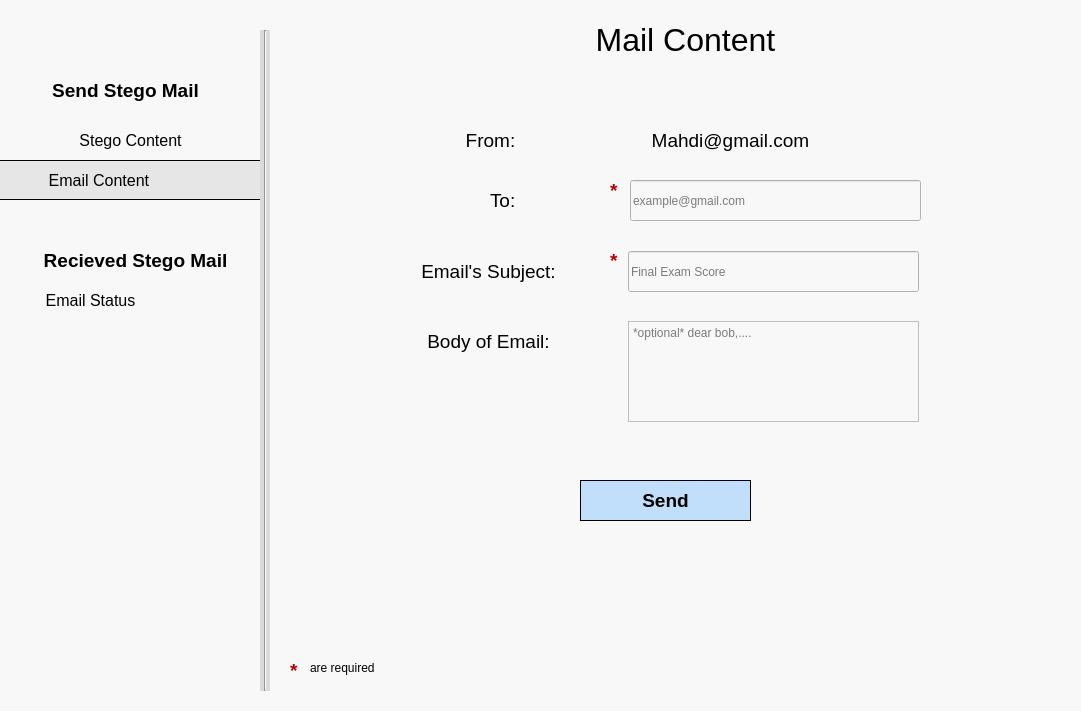
Before: the Qt Designer form UI_Files/Email Information.ui in StegoMailo/Desktop-App, drawn with Qt 5.
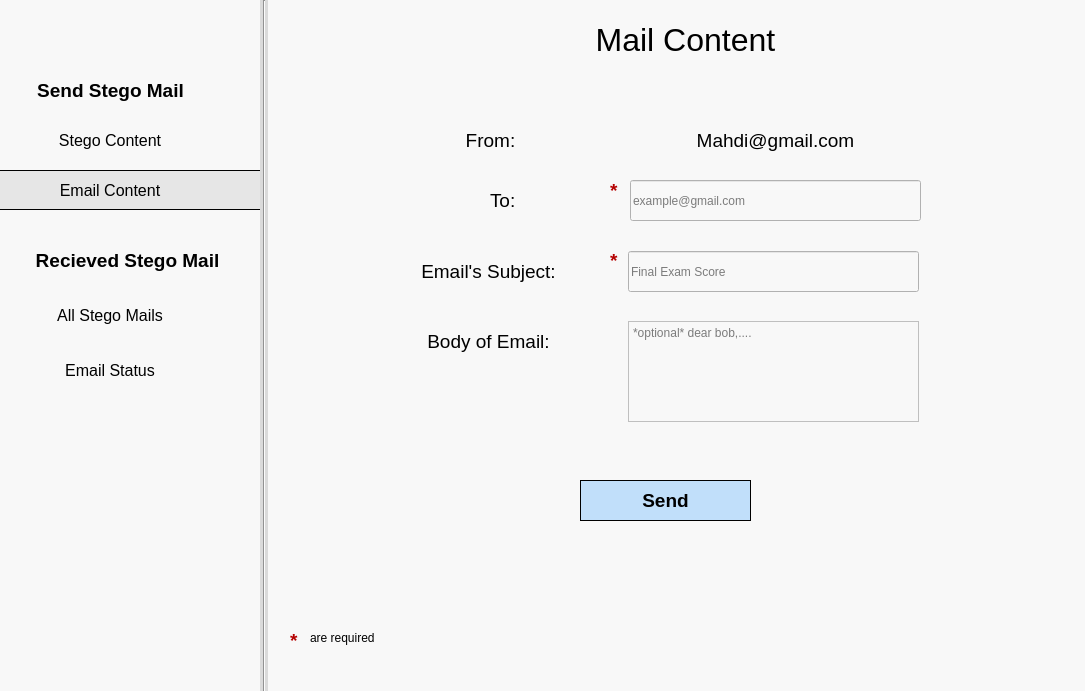
After: the same form once the commit is applied.

Commit message: Connected Gmail to get Received Stego Mail

Patch:
```diff
--- a/UI_Files/Email Information.ui
+++ b/UI_Files/Email Information.ui
@@ -6,8 +6,8 @@
    <rect>
     <x>0</x>
     <y>0</y>
-    <width>1081</width>
-    <height>711</height>
+    <width>1085</width>
+    <height>691</height>
    </rect>
   </property>
   <property name="windowTitle">
@@ -153,12 +153,22 @@
     <rect>
      <x>630</x>
      <y>120</y>
-     <width>201</width>
+     <width>291</width>
      <height>41</height>
     </rect>
    </property>
+   <property name="font">
+    <font>
+     <pointsize>14</pointsize>
+     <weight>50</weight>
+     <bold>false</bold>
+    </font>
+   </property>
    <property name="text">
-    <string>&lt;html&gt;&lt;head/&gt;&lt;body&gt;&lt;p align=&quot;center&quot;&gt;&lt;span style=&quot; font-size:14pt; color:#000000;&quot;&gt;Mahdi@gmail.com&lt;/span&gt;&lt;/p&gt;&lt;/body&gt;&lt;/html&gt;</string>
+    <string>Mahdi@gmail.com</string>
+   </property>
+   <property name="alignment">
+    <set>Qt::AlignCenter</set>
    </property>
   </widget>
   <widget class="QLabel" name="txtTitle">
@@ -179,7 +189,7 @@
     <rect>
      <x>10</x>
      <y>240</y>
-     <width>251</width>
+     <width>235</width>
      <height>40</height>
     </rect>
    </property>
@@ -204,9 +214,9 @@
   <widget class="QPushButton" name="btnStegoContent">
    <property name="geometry">
     <rect>
-     <x>50</x>
+     <x>35</x>
      <y>120</y>
-     <width>161</width>
+     <width>150</width>
      <height>40</height>
     </rect>
    </property>
@@ -231,9 +241,9 @@
   <widget class="QPushButton" name="btnEmailContent">
    <property name="geometry">
     <rect>
-     <x>-10</x>
-     <y>160</y>
-     <width>271</width>
+     <x>-30</x>
+     <y>170</y>
+     <width>291</width>
      <height>40</height>
     </rect>
    </property>
@@ -253,15 +263,15 @@
 background-color: rgb(230, 230, 230);</string>
    </property>
    <property name="text">
-    <string>             Email Content</string>
+    <string/>
    </property>
   </widget>
   <widget class="QPushButton" name="btnEncryption">
    <property name="geometry">
     <rect>
-     <x>0</x>
+     <x>-10</x>
      <y>70</y>
-     <width>251</width>
+     <width>241</width>
      <height>40</height>
     </rect>
    </property>
@@ -286,9 +296,9 @@
   <widget class="QPushButton" name="btnEmailStatus">
    <property name="geometry">
     <rect>
-     <x>10</x>
-     <y>280</y>
-     <width>161</width>
+     <x>35</x>
+     <y>350</y>
+     <width>150</width>
      <height>40</height>
     </rect>
    </property>
@@ -314,9 +324,9 @@
    <property name="geometry">
     <rect>
      <x>260</x>
-     <y>30</y>
-     <width>10</width>
-     <height>661</height>
+     <y>0</y>
+     <width>8</width>
+     <height>711</height>
     </rect>
    </property>
    <property name="styleSheet">
@@ -378,7 +388,7 @@
    <property name="geometry">
     <rect>
      <x>290</x>
-     <y>660</y>
+     <y>630</y>
      <width>16</width>
      <height>21</height>
     </rect>
@@ -402,7 +412,7 @@
    <property name="geometry">
     <rect>
      <x>310</x>
-     <y>660</y>
+     <y>630</y>
      <width>81</width>
      <height>16</height>
     </rect>
@@ -411,6 +421,63 @@
     <string>are required</string>
    </property>
   </widget>
+  <widget class="QPushButton" name="txtEmailContent">
+   <property name="geometry">
+    <rect>
+     <x>35</x>
+     <y>170</y>
+     <width>150</width>
+     <height>40</height>
+    </rect>
+   </property>
+   <property name="font">
+    <font>
+     <pointsize>12</pointsize>
+     <weight>50</weight>
+     <bold>false</bold>
+    </font>
+   </property>
+   <property name="styleSheet">
+    <string notr="true">color:black;
+box-shadow: none;
+border-style:flat;
+text-align: center;
+background-color: rgba(255, 255, 255, 0);</string>
+   </property>
+   <property name="text">
+    <string>Email Content</string>
+   </property>
+  </widget>
+  <widget class="QPushButton" name="btnStegoMails">
+   <property name="geometry">
+    <rect>
+     <x>35</x>
+     <y>295</y>
+     <width>150</width>
+     <height>40</height>
+    </rect>
+   </property>
+   <property name="font">
+    <font>
+     <pointsize>12</pointsize>
+     <weight>50</weight>
+     <bold>false</bold>
+    </font>
+   </property>
+   <property name="autoFillBackground">
+    <bool>false</bool>
+   </property>
+   <property name="styleSheet">
+    <string notr="true">color:black;
+box-shadow: none;
+border-style:flat;
+text-align: center;
+background-color: rgba(255, 255, 255, 0);</string>
+   </property>
+   <property name="text">
+    <string>All Stego Mails</string>
+   </property>
+  </widget>
  </widget>
  <resources/>
  <connections/>
```
The commit also changes 12 other files.
